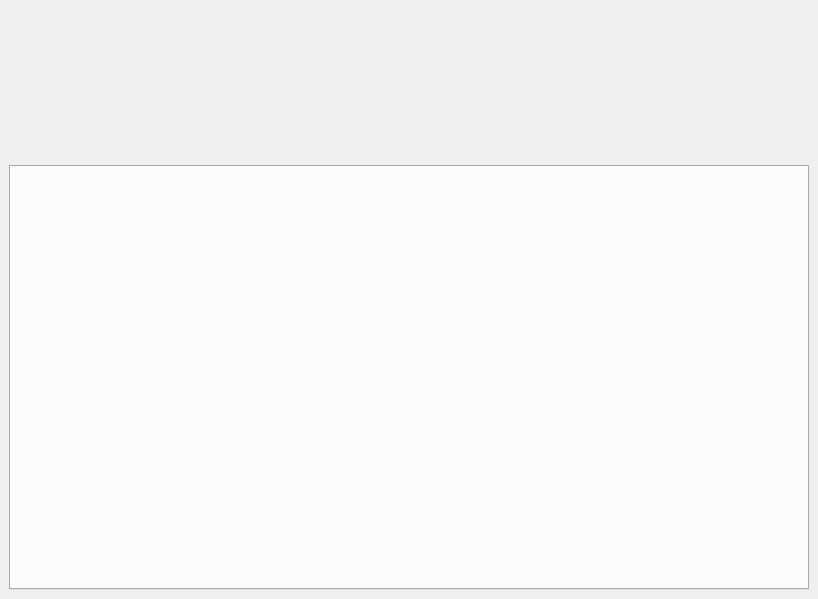
This is mainwindow.ui in liuyufeng509/SecCenter as Qt 5 draws it before an edit. The edited form follows.
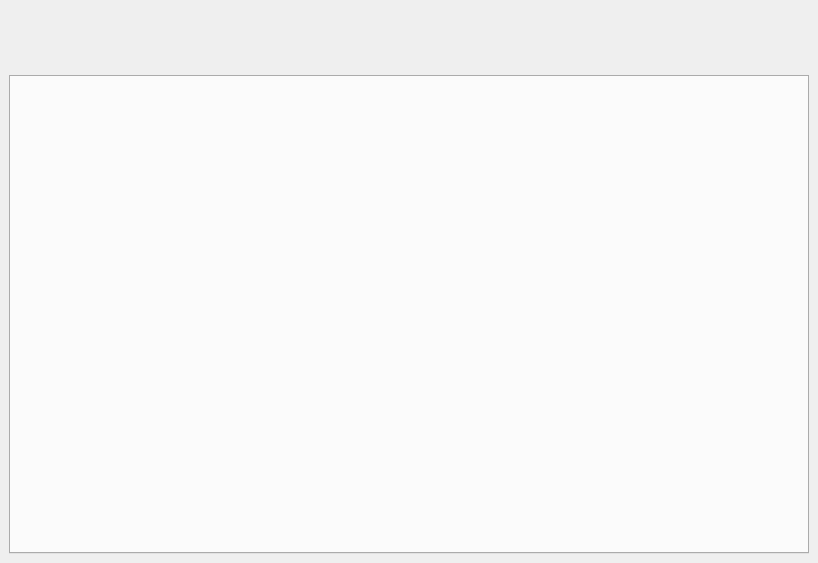
This is the edited form. Icons and pictures are not drawn.

```diff
--- a/mainwindow.ui
+++ b/mainwindow.ui
@@ -7,7 +7,7 @@
     <x>0</x>
     <y>0</y>
     <width>818</width>
-    <height>599</height>
+    <height>563</height>
    </rect>
   </property>
   <property name="windowTitle">
@@ -15,7 +15,14 @@
   </property>
   <widget class="QWidget" name="centralwidget">
    <layout class="QGridLayout" name="gridLayout">
-    <item row="0" column="0">
+    <item row="2" column="0">
+     <widget class="QTabWidget" name="tabWidget">
+      <property name="currentIndex">
+       <number>-1</number>
+      </property>
+     </widget>
+    </item>
+    <item row="1" column="0">
      <widget class="QLabel" name="label">
       <property name="enabled">
        <bool>true</bool>
@@ -23,13 +30,13 @@
       <property name="minimumSize">
        <size>
         <width>0</width>
-        <height>150</height>
+        <height>60</height>
        </size>
       </property>
       <property name="maximumSize">
        <size>
         <width>16777215</width>
-        <height>150</height>
+        <height>60</height>
        </size>
       </property>
       <property name="text">
@@ -43,13 +50,6 @@
       </property>
      </widget>
     </item>
-    <item row="1" column="0">
-     <widget class="QTabWidget" name="tabWidget">
-      <property name="currentIndex">
-       <number>-1</number>
-      </property>
-     </widget>
-    </item>
    </layout>
   </widget>
  </widget>
```
Left out of the diff: 4 changed lines with no effect on the pictures.
